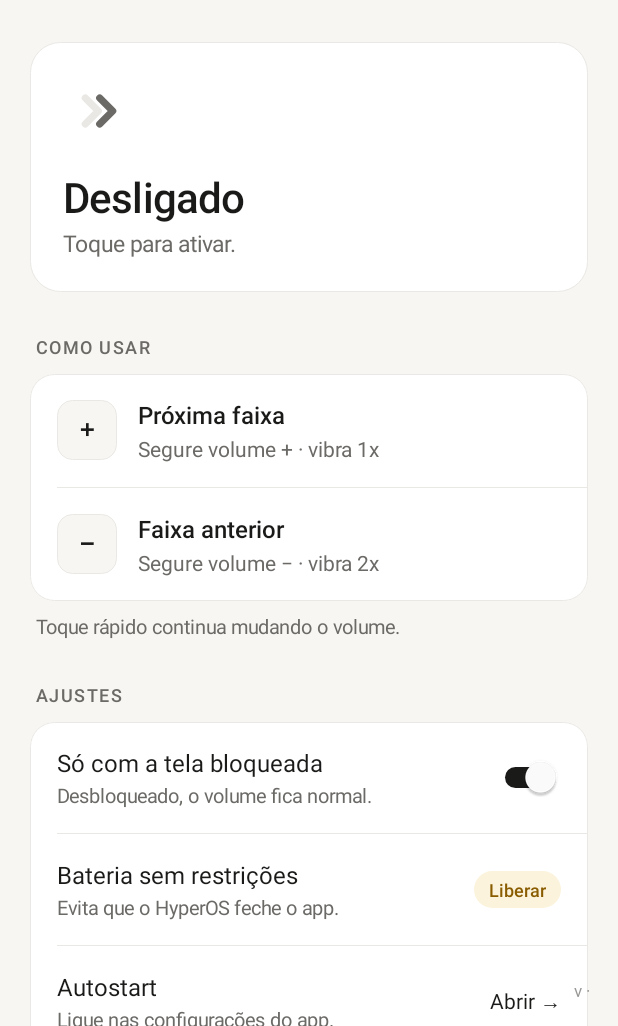
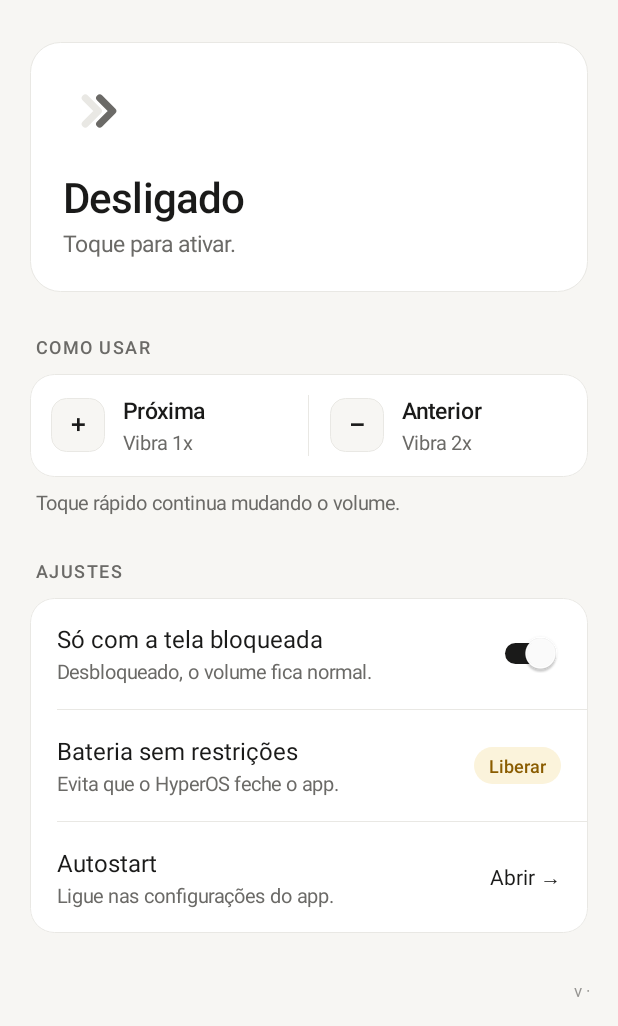
Before and after one commit to renanrmsantos14/RenanSkip, an Android app: the screen it shows after launch (MainActivity), on a phone screen of 412 x 824 dp, the part 210-1236 px from its top. Run offline under Robolectric (Android 15) with nearby library versions, the phone set to English and light mode, and no system bars; libraries missing offline, so code that uses them is left out: org.lsposed.hiddenapibypass; network calls fail.

Commit message:
UI: "Como usar" em um cartão compacto com + e − lado a lado
As duas linhas viram duas colunas no mesmo cartão, separadas por um
divisor vertical: tecla (+/−) de 36dp, título curto (Próxima/Anterior)
e o retorno de vibração (Vibra 1x/2x). O "segure o volume" já está no
botão de estado, então sai daqui. Padding das colunas reduzido para 14dp.

Co-Authored-By: Claude Opus 5.5 <noreply@anthropic.com>

```diff
--- a/app/src/main/java/br/renan/renanskip/MainActivity.java
+++ b/app/src/main/java/br/renan/renanskip/MainActivity.java
@@ -107,9 +107,14 @@ public class MainActivity extends Activity {
         // Como usar
         col.addView(label("Como usar"));
         LinearLayout how = card();
-        how.addView(keyRow("+", "Próxima faixa", "Segure volume + · vibra 1x"));
-        how.addView(divider());
-        how.addView(keyRow("−", "Faixa anterior", "Segure volume − · vibra 2x"));
+        how.setOrientation(LinearLayout.HORIZONTAL);
+        how.addView(keyRow("+", "Próxima", "Vibra 1x"), new LinearLayout.LayoutParams(0, -2, 1));
+        View vDiv = new View(this);
+        vDiv.setBackgroundColor(line);
+        LinearLayout.LayoutParams vlp = new LinearLayout.LayoutParams(Math.max(1, dp(1) / 2), -1);
+        vlp.setMargins(0, dp(14), 0, dp(14));
+        how.addView(vDiv, vlp);
+        how.addView(keyRow("−", "Anterior", "Vibra 2x"), new LinearLayout.LayoutParams(0, -2, 1));
         col.addView(how, spaced(8));
         TextView note = text("Toque rápido continua mudando o volume.", 13, muted, false);
         note.setPadding(dp(4), 0, dp(4), dp(28));
@@ -299,6 +304,7 @@ public class MainActivity extends Activity {
 
     private View keyRow(String key, String titleText, String subText) {
         LinearLayout r = row();
+        r.setPadding(dp(14), dp(14), dp(14), dp(14));
         TextView cap = text(key, 18, ink, true);
         cap.setTypeface(Typeface.MONOSPACE, Typeface.BOLD);
         cap.setGravity(Gravity.CENTER);
@@ -307,12 +313,12 @@ public class MainActivity extends Activity {
         d.setStroke(Math.max(1, dp(1) / 2), line);
         d.setColor(bg);
         cap.setBackground(d);
-        r.addView(cap, new LinearLayout.LayoutParams(dp(40), dp(40)));
+        r.addView(cap, new LinearLayout.LayoutParams(dp(36), dp(36)));
         LinearLayout t = new LinearLayout(this);
         t.setOrientation(LinearLayout.VERTICAL);
-        t.setPadding(dp(14), 0, 0, 0);
-        t.addView(text(titleText, 16, ink, true));
-        TextView s = text(subText, 14, muted, false);
+        t.setPadding(dp(12), 0, 0, 0);
+        t.addView(text(titleText, 15, ink, true));
+        TextView s = text(subText, 13, muted, false);
         s.setPadding(0, dp(2), 0, 0);
         t.addView(s);
         r.addView(t, new LinearLayout.LayoutParams(0, -2, 1));
```
